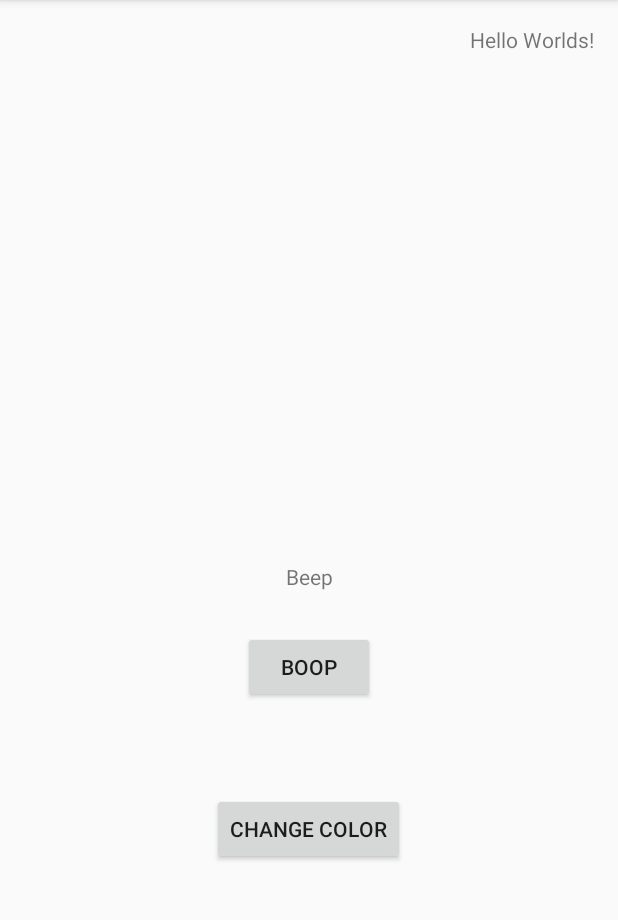
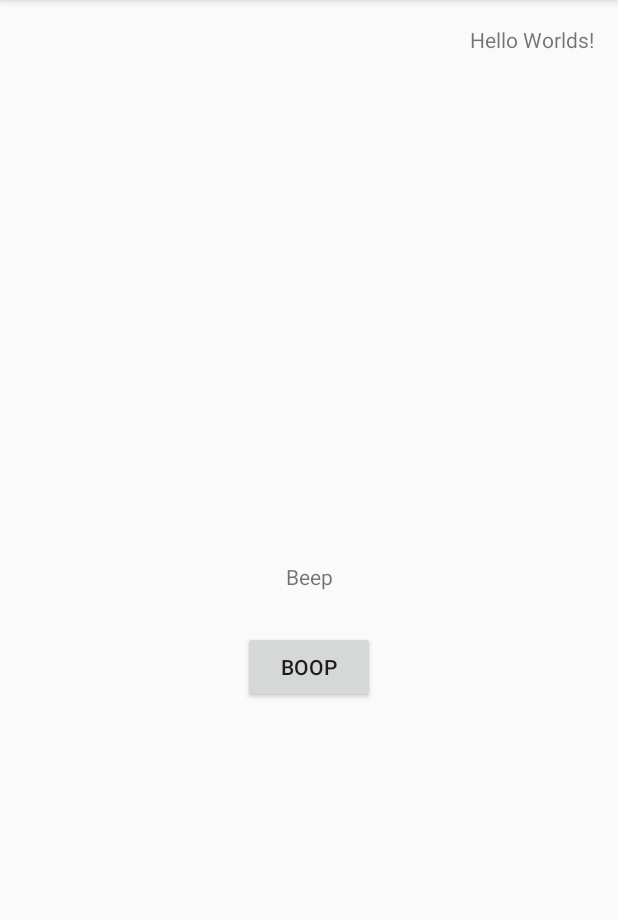
Before and after one commit to jawkob/MIPT-PD1, an Android app: the screen it shows after launch (MainActivity), on a phone screen of 412 x 824 dp, the part 84-1004 px from its top. Run offline under Robolectric (Android 15) with nearby library versions, the phone set to English and light mode, and no system bars.

Commit message:
Revert "final commit"
This reverts commit b103ca20

```diff
--- a/app/src/main/res/layout/activity_main.xml
+++ b/app/src/main/res/layout/activity_main.xml
@@ -18,11 +18,11 @@
         app:layout_constraintVertical_bias="0.022" />
 
     <Button
-        android:id="@+id/btn_ChangeText"
+        android:id="@+id/btn_ChangeTetxt"
         android:layout_width="wrap_content"
         android:layout_height="wrap_content"
+        android:text="@string/boop"
         android:onClick="onBtnChangeTextPress"
-        android:text="@string/boop"
         app:layout_constraintBottom_toBottomOf="parent"
         app:layout_constraintEnd_toEndOf="parent"
         app:layout_constraintHorizontal_bias="0.5"
@@ -41,18 +41,4 @@
         app:layout_constraintStart_toStartOf="parent"
         app:layout_constraintTop_toTopOf="parent" />
 
-    <Button
-        android:id="@+id/btn_ChangeTextColor"
-        android:layout_width="wrap_content"
-        android:layout_height="wrap_content"
-        android:layout_marginTop="60dp"
-        android:text="@string/change_color"
-        android:onClick="onBtnChangeTextColorPress"
-        app:layout_constraintBottom_toBottomOf="parent"
-        app:layout_constraintEnd_toEndOf="parent"
-        app:layout_constraintHorizontal_bias="0.498"
-        app:layout_constraintStart_toStartOf="parent"
-        app:layout_constraintTop_toBottomOf="@+id/btn_ChangeText"
-        app:layout_constraintVertical_bias="0.0" />
-
 </androidx.constraintlayout.widget.ConstraintLayout>
--- a/app/src/main/res/values/strings.xml
+++ b/app/src/main/res/values/strings.xml
@@ -3,5 +3,4 @@
     <string name="boop">boop</string>
     <string name="textview1">Beep</string>
     <string name="hello_worlds">Hello Worlds!</string>
-    <string name="change_color">Change color</string>
 </resources>
```
